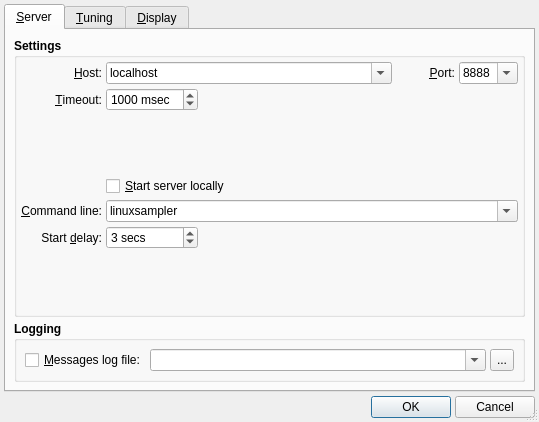
Before: the Qt Designer form src/qsamplerOptionsForm.ui in rncbc/qsampler, drawn with Qt 5.
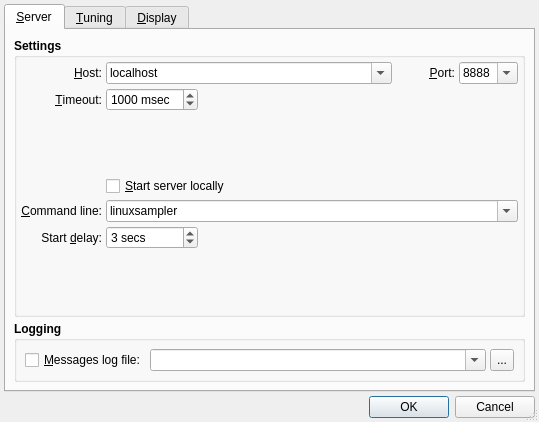
After: the same form once the commit is applied. Icons and pictures are not drawn.

The edit to the form file:
```diff
--- a/src/qsamplerOptionsForm.ui
+++ b/src/qsamplerOptionsForm.ui
@@ -47,54 +47,6 @@
    <property name="spacing" >
     <number>4</number>
    </property>
-   <item row="1" column="0" >
-    <layout class="QHBoxLayout" >
-     <property name="spacing" >
-      <number>4</number>
-     </property>
-     <property name="margin" >
-      <number>0</number>
-     </property>
-     <item>
-      <spacer>
-       <property name="orientation" >
-        <enum>Qt::Horizontal</enum>
-       </property>
-       <property name="sizeType" >
-        <enum>QSizePolicy::Expanding</enum>
-       </property>
-       <property name="sizeHint" stdset="0" >
-        <size>
-         <width>250</width>
-         <height>16</height>
-        </size>
-       </property>
-      </spacer>
-     </item>
-     <item>
-      <widget class="QPushButton" name="OkPushButton" >
-       <property name="text" >
-        <string>OK</string>
-       </property>
-       <property name="icon" >
-        <iconset resource="qsampler.qrc" >
-         <normaloff>:/images/formAccept.png</normaloff>:/images/formAccept.png</iconset>
-       </property>
-      </widget>
-     </item>
-     <item>
-      <widget class="QPushButton" name="CancelPushButton" >
-       <property name="text" >
-        <string>Cancel</string>
-       </property>
-       <property name="icon" >
-        <iconset resource="qsampler.qrc" >
-         <normaloff>:/images/formReject.png</normaloff>:/images/formReject.png</iconset>
-       </property>
-      </widget>
-     </item>
-    </layout>
-   </item>
    <item row="0" column="0" >
     <widget class="QTabWidget" name="OptionsTabWidget" >
      <property name="acceptDrops" >
@@ -1383,6 +1335,16 @@
      </widget>
     </widget>
    </item>
+   <item row="1" column="0" >
+    <widget class="QDialogButtonBox" name="DialogButtonBox">
+     <property name="orientation">
+      <enum>Qt::Horizontal</enum>
+     </property>
+     <property name="standardButtons">
+      <set>QDialogButtonBox::Cancel|QDialogButtonBox::Ok</set>
+     </property>
+    </widget>
+   </item>
   </layout>
  </widget>
  <layoutdefault spacing="4" margin="4" />
```
Left out of the diff: 3 changed lines with no effect on the pictures.
